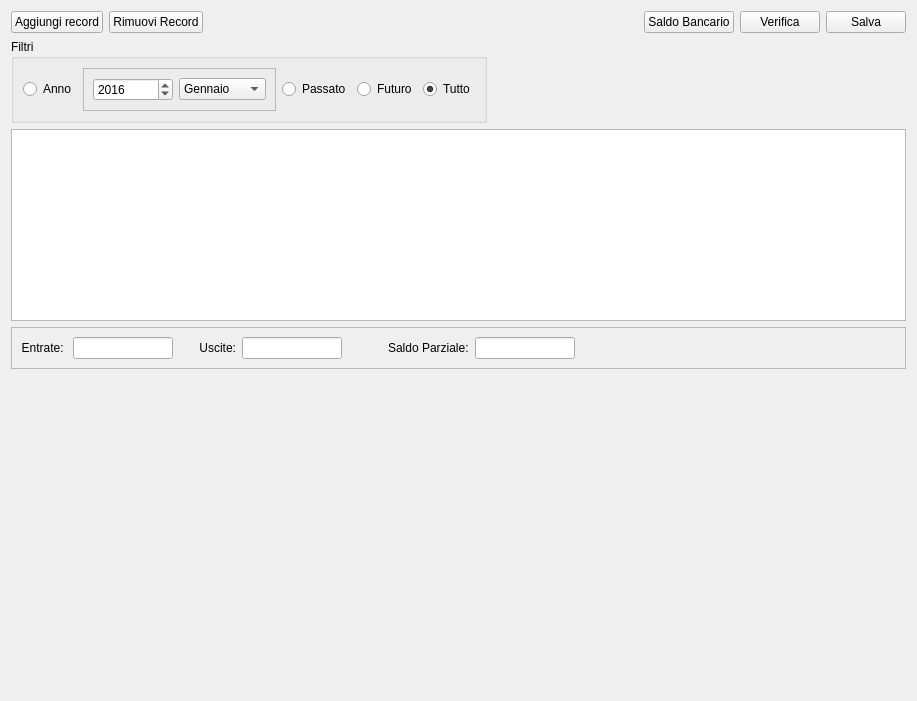
Before: the Qt Designer form formstatement.ui in JSalvo/Scadenziario, drawn with Qt 5.
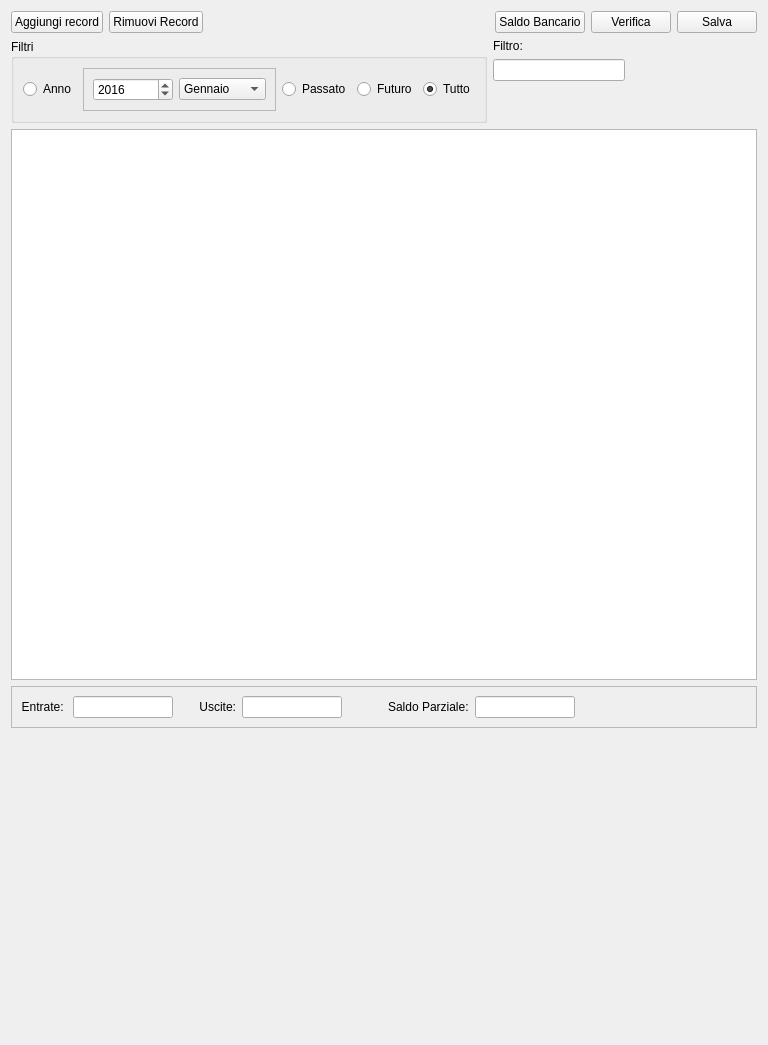
After: the same form once the commit is applied. Custom widgets are drawn as their Qt base class.

```diff
--- a/formstatement.ui
+++ b/formstatement.ui
@@ -6,16 +6,19 @@
    <rect>
     <x>0</x>
     <y>0</y>
-    <width>917</width>
-    <height>701</height>
+    <width>768</width>
+    <height>1045</height>
    </rect>
   </property>
   <property name="windowTitle">
    <string>Movimenti</string>
   </property>
-  <layout class="QVBoxLayout" name="verticalLayout" stretch="0,0,0,0,1">
+  <layout class="QVBoxLayout" name="verticalLayout" stretch="0,0,1,0,0">
    <item>
     <layout class="QHBoxLayout" name="horizontalLayout">
+     <property name="sizeConstraint">
+      <enum>QLayout::SetMinimumSize</enum>
+     </property>
      <item>
       <widget class="QPushButton" name="pushButton_addRecord">
        <property name="text">
@@ -233,6 +236,36 @@
        </layout>
       </widget>
      </item>
+     <item>
+      <layout class="QVBoxLayout" name="verticalLayout_2">
+       <property name="sizeConstraint">
+        <enum>QLayout::SetMinimumSize</enum>
+       </property>
+       <item>
+        <widget class="QLabel" name="label_4">
+         <property name="text">
+          <string>Filtro:</string>
+         </property>
+        </widget>
+       </item>
+       <item>
+        <widget class="QLineEdit" name="lineEdit_filter"/>
+       </item>
+       <item>
+        <spacer name="verticalSpacer">
+         <property name="orientation">
+          <enum>Qt::Vertical</enum>
+         </property>
+         <property name="sizeHint" stdset="0">
+          <size>
+           <width>20</width>
+           <height>40</height>
+          </size>
+         </property>
+        </spacer>
+       </item>
+      </layout>
+     </item>
      <item>
       <spacer name="horizontalSpacer_2">
        <property name="orientation">
@@ -253,7 +286,7 @@
      <property name="maximumSize">
       <size>
        <width>16777215</width>
-       <height>200</height>
+       <height>16777215</height>
       </size>
      </property>
      <property name="toolTip">
@@ -270,6 +303,9 @@
       <enum>QFrame::Raised</enum>
      </property>
      <layout class="QHBoxLayout" name="horizontalLayout_5">
+      <property name="sizeConstraint">
+       <enum>QLayout::SetMinimumSize</enum>
+      </property>
       <item>
        <widget class="QLabel" name="label">
         <property name="sizePolicy">
```
